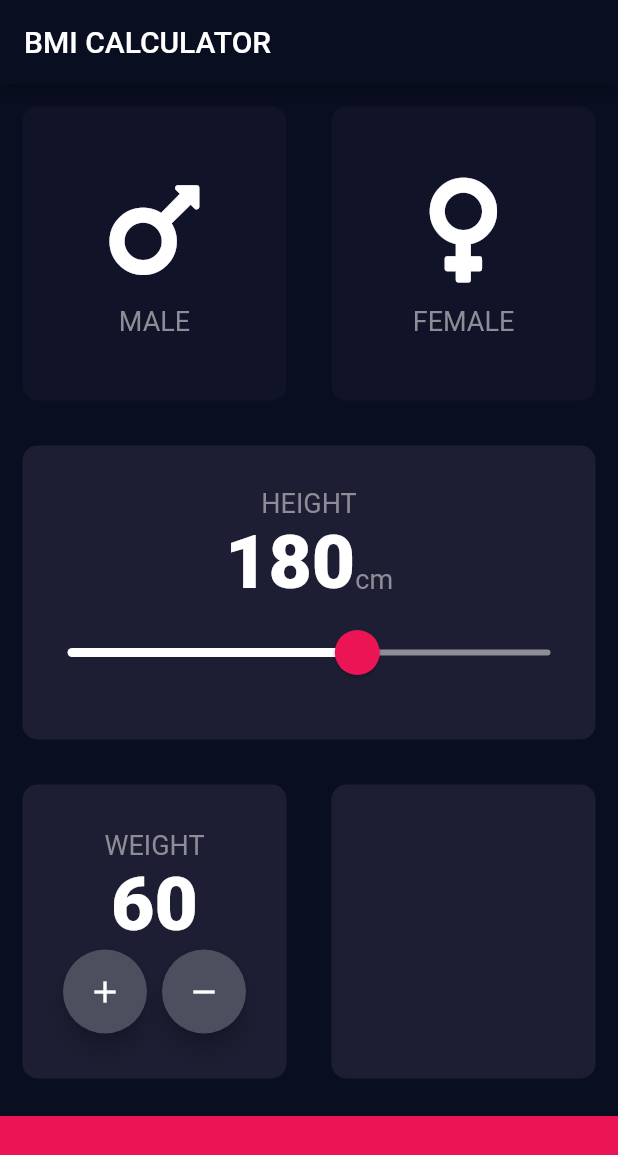
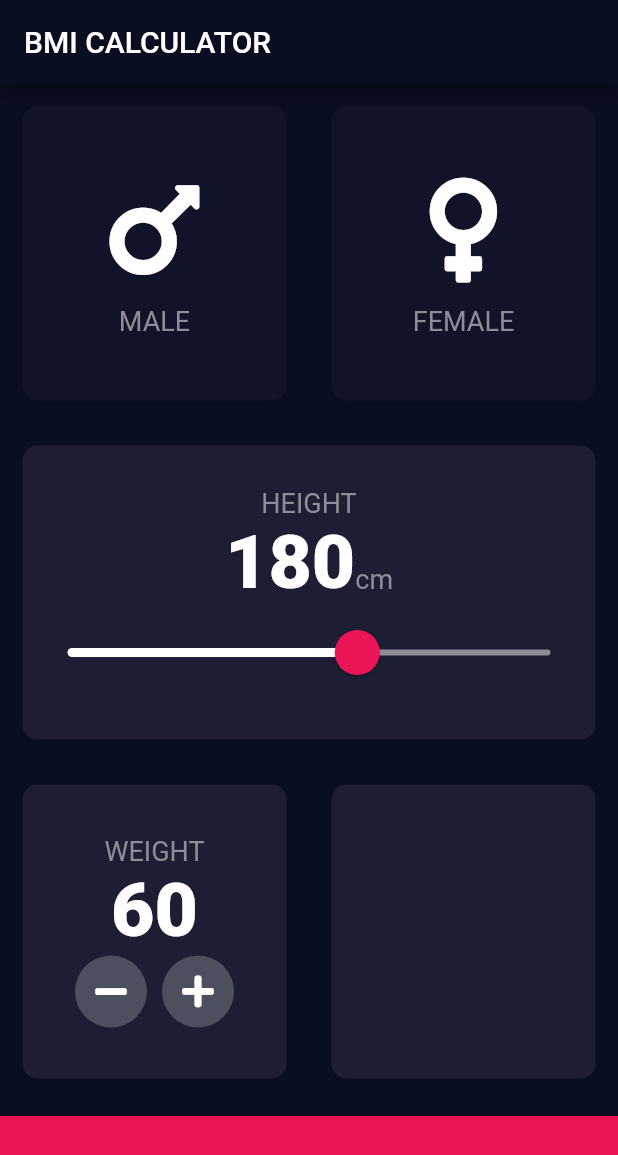
Before and after one commit to katratzi/bmi-flutter, a Flutter app: the screen it shows after launch, on a phone screen of 412 x 824 dp. Shown: the top 1155 px of the screen. Run offline on Flutter 3.47's test engine with Material 2 defaults, Android fonts, the phone set to English and light mode, and no system bars; our stand-ins replace font_awesome_flutter.

Commit message:
custom roundiconbutton with onPressed

```diff
--- a/lib/input_page.dart
+++ b/lib/input_page.dart
@@ -118,23 +118,25 @@ class _InputPageState extends State<InputPage> {
                       Row(
                         mainAxisAlignment: MainAxisAlignment.center,
                         children: <Widget>[
-                          FloatingActionButton(
-                            backgroundColor: Color(0xff4c4f5e),
-                            child: Icon(
-                              Icons.add,
-                              color: Colors.white,
-                            ),
+                          RoundIconButton(
+                            icon: FontAwesomeIcons.minus,
+                            onPressed: () {
+                              setState(() {
+                                weight--;
+                              });
+                            },
                           ),
                           SizedBox(
                             width: 10,
                           ),
-                          FloatingActionButton(
-                            backgroundColor: Color(0xff4c4f5e),
-                            child: Icon(
-                              Icons.remove,
-                              color: Colors.white,
-                            ),
-                          ),
+                          RoundIconButton(
+                            icon: FontAwesomeIcons.plus,
+                            onPressed: () {
+                              setState(() {
+                                weight++;
+                              });
+                            },
+                          )
                         ],
                       )
                     ],
@@ -155,3 +157,24 @@ class _InputPageState extends State<InputPage> {
     );
   }
 }
+
+class RoundIconButton extends StatelessWidget {
+  final IconData icon;
+  Function onPressed;
+  RoundIconButton({@required this.icon, @required this.onPressed});
+
+  @override
+  Widget build(BuildContext context) {
+    return RawMaterialButton(
+      onPressed: onPressed,
+      elevation: 0.0,
+      constraints: BoxConstraints.tightFor(
+        height: 48.0,
+        width: 48.0,
+      ),
+      shape: CircleBorder(),
+      fillColor: Color(0xff4c4f5e),
+      child: Icon(icon),
+    );
+  }
+}
```
